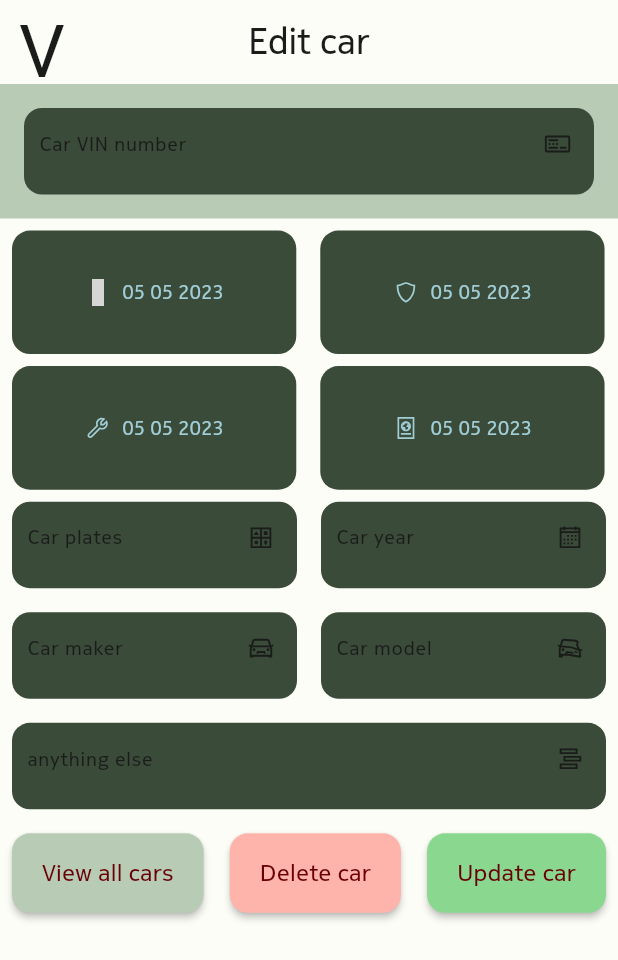
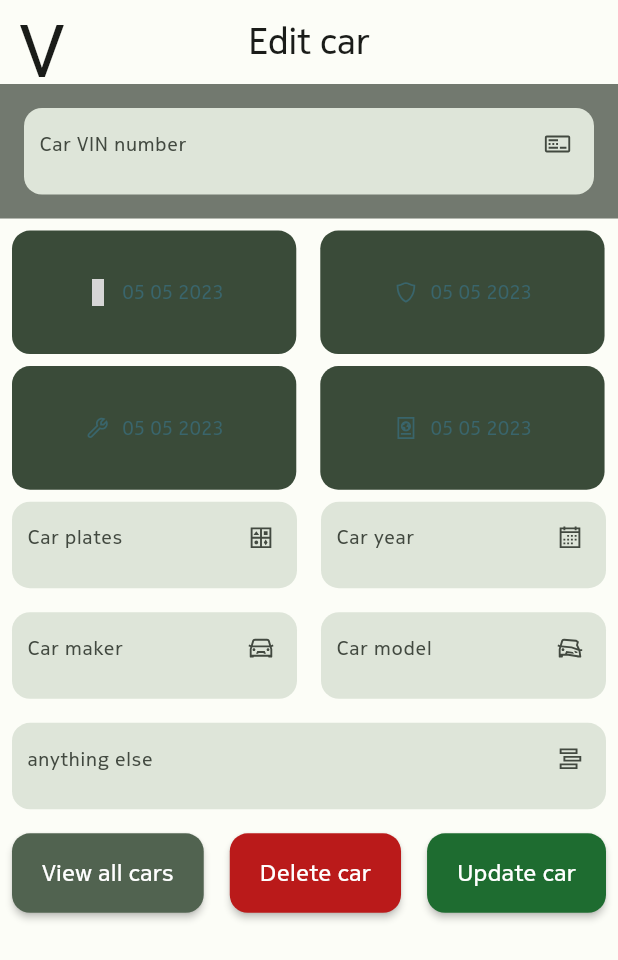
Before and after one commit to zmeulDev/valero, a Flutter app: the EditCar screen opened directly with empty values, on a phone screen of 412 x 824 dp. Shown: the top 960 px of the screen. Run offline on Flutter 3.47's test engine with Material 2 defaults, Android fonts, the phone set to English and light mode, and no system bars; our stand-ins replace cached_network_image, cloud_firestore, firebase_auth, firebase_core, firebase_storage, flutter_svg and 8 more; missing offline and left inert: avatar_view, mobile_number; accounts and stored records are empty; Roboto replaces fonts that are missing (Depot); grey boxes are pictures that could not be loaded.

Commit message:
m3 theme corrections

```diff
--- a/lib/pages/Car/edit_car.dart
+++ b/lib/pages/Car/edit_car.dart
@@ -77,16 +77,16 @@ class _EditCar extends State<EditCar> {
       style: elevatedButtonStyle,
       icon: Icon(
         LineIcons.alternateShield,
-        color: darkColorScheme.tertiary,
+        color: Theme.of(context).colorScheme.tertiary,
       ),
       label: carInsuranceDate == null
           ? Text(
         f.format(widget.car!.insurance!).toString(),
-        style: style3.copyWith(color: darkColorScheme.tertiary),
+        style: style3.copyWith(color: Theme.of(context).colorScheme.tertiary),
       )
           : Text(
         f.format(carInsuranceDate!),
-        style: style3.copyWith(color: darkColorScheme.tertiary),
+        style: style3.copyWith(color: Theme.of(context).colorScheme.tertiary),
       ),
       onPressed: () {
         showDatePicker(
@@ -108,16 +108,16 @@ class _EditCar extends State<EditCar> {
       style: elevatedButtonStyle,
       icon: Icon(
         LineIcons.alternateMedicalFile,
-        color: darkColorScheme.tertiary,
+        color: Theme.of(context).colorScheme.tertiary,
       ),
       label: carInspectionDate == null
           ? Text(
         f.format(widget.car!.inspection!).toString(),
-        style: style3.copyWith(color: darkColorScheme.tertiary),
+        style: style3.copyWith(color: Theme.of(context).colorScheme.tertiary),
       )
           : Text(
         f.format(carInspectionDate!),
-        style: style3.copyWith(color: darkColorScheme.tertiary),
+        style: style3.copyWith(color: Theme.of(context).colorScheme.tertiary),
       ),
       onPressed: () {
         showDatePicker(
@@ -139,16 +139,16 @@ class _EditCar extends State<EditCar> {
       style: elevatedButtonStyle,
       icon: Icon(
         LineIcons.wrench,
-        color: darkColorScheme.tertiary,
+        color: Theme.of(context).colorScheme.tertiary,
       ),
       label: carMaintenanceDate == null
           ? Text(
         f.format(widget.car!.maintenance!).toString(),
-        style: style3.copyWith(color: darkColorScheme.tertiary),
+        style: style3.copyWith(color: Theme.of(context).colorScheme.tertiary),
       )
           : Text(
         f.format(carMaintenanceDate!),
-        style: style3.copyWith(color: darkColorScheme.tertiary),
+        style: style3.copyWith(color: Theme.of(context).colorScheme.tertiary),
       ),
       onPressed: () {
         showDatePicker(
@@ -170,16 +170,16 @@ class _EditCar extends State<EditCar> {
       style: elevatedButtonStyle,
       icon: Icon(
         LineIcons.passport,
-        color: darkColorScheme.tertiary,
+        color: Theme.of(context).colorScheme.tertiary,
       ),
       label: carVignetteDate == null
           ? Text(
         f.format(widget.car!.vignette!).toString(),
-        style: style3.copyWith(color: darkColorScheme.tertiary),
+        style: style3.copyWith(color: Theme.of(context).colorScheme.tertiary),
       )
           : Text(
         f.format(carVignetteDate!),
-        style: style3.copyWith(color: darkColorScheme.tertiary),
+        style: style3.copyWith(color: Theme.of(context).colorScheme.tertiary),
       ),
       onPressed: () {
         showDatePicker(
@@ -200,7 +200,7 @@ class _EditCar extends State<EditCar> {
     final viewAllCarsButton = Material(
       elevation: 2.0,
       borderRadius: BorderRadius.circular(12.0),
-      color: darkColorScheme.secondary,
+      color: Theme.of(context).colorScheme.secondary,
       child: MaterialButton(
         minWidth: Get.width * 0.02,
         padding: const EdgeInsets.fromLTRB(20.0, 15.0, 20.0, 15.0),
@@ -215,7 +215,7 @@ class _EditCar extends State<EditCar> {
         },
         child: Text(
           "View all cars",
-          style: style2.copyWith(color: darkColorScheme.onError),
+          style: style2.copyWith(color: Theme.of(context).colorScheme.onError),
           textAlign: TextAlign.center,
         ),
       ),
@@ -224,7 +224,7 @@ class _EditCar extends State<EditCar> {
     final deleteCarButton = Material(
       elevation: 2.0,
       borderRadius: BorderRadius.circular(12.0),
-      color: darkColorScheme.error,
+      color: Theme.of(context).colorScheme.error,
       child: MaterialButton(
         minWidth: Get.width * 0.02,
         padding: const EdgeInsets.fromLTRB(20.0, 15.0, 20.0, 15.0),
@@ -243,7 +243,7 @@ class _EditCar extends State<EditCar> {
         },
         child: Text(
           "Delete car",
-          style: style2.copyWith(color: darkColorScheme.onError),
+          style: style2.copyWith(color: Theme.of(context).colorScheme.onError),
           textAlign: TextAlign.center,
         ),
       ),
@@ -252,7 +252,7 @@ class _EditCar extends State<EditCar> {
     final updateCarButton = Material(
       elevation: 2.0,
       borderRadius: BorderRadius.circular(12.0),
-      color: darkColorScheme.primary,
+      color: Theme.of(context).colorScheme.primary,
       child: MaterialButton(
         minWidth: Get.width * 0.02,
         padding: const EdgeInsets.fromLTRB(20.0, 15.0, 20.0, 15.0),
@@ -286,7 +286,7 @@ class _EditCar extends State<EditCar> {
         },
         child: Text(
           "Update car",
-          style: style2.copyWith(color: darkColorScheme.onError),
+          style: style2.copyWith(color: Theme.of(context).colorScheme.onError),
           textAlign: TextAlign.center,
         ),
       ),
@@ -300,7 +300,7 @@ class _EditCar extends State<EditCar> {
         child: Column(
           children: [
             Container(
-              color: darkColorScheme.secondary,
+              color: Theme.of(context).colorScheme.outline,
               padding: const EdgeInsets.all(8),
               child: fieldVin,
             ),
--- a/lib/utils/create_input_field.dart
+++ b/lib/utils/create_input_field.dart
@@ -12,7 +12,7 @@ Widget valeroField(context, hintText, labelText, keyboardType, suffixIcon,
     height: Get.height * 0.07,
     decoration: BoxDecoration(
       borderRadius: BorderRadius.circular(12),
-      color: darkColorScheme.secondaryContainer
+      color: Theme.of(context).colorScheme.surfaceVariant
     ),
     child: TextFormField(
       controller: controller,
@@ -22,13 +22,13 @@ Widget valeroField(context, hintText, labelText, keyboardType, suffixIcon,
       decoration: InputDecoration(
         hintText: hintText,
         labelText: labelText,
-        hintStyle: style2.copyWith(color: Theme.of(context).colorScheme.onSurface),
-        labelStyle: style3.copyWith(color: Theme.of(context).colorScheme.onSurface),
+        hintStyle: style2.copyWith(color: Theme.of(context).colorScheme.onSurfaceVariant),
+        labelStyle: style3.copyWith(color: Theme.of(context).colorScheme.onSurfaceVariant),
         contentPadding: const EdgeInsets.only(left: 10, bottom: 2, right: 4, top: 6),
         suffixIcon: Icon(
           suffixIcon,
           size: 20,
-          color: Theme.of(context).colorScheme.onSurface,
+          color: Theme.of(context).colorScheme.onSurfaceVariant,
         ),
         border: InputBorder.none,
         focusedBorder: InputBorder.none,
```
Also changed, not shown: lib/pages/Car/add_car.dart (+15 -16 lines).
